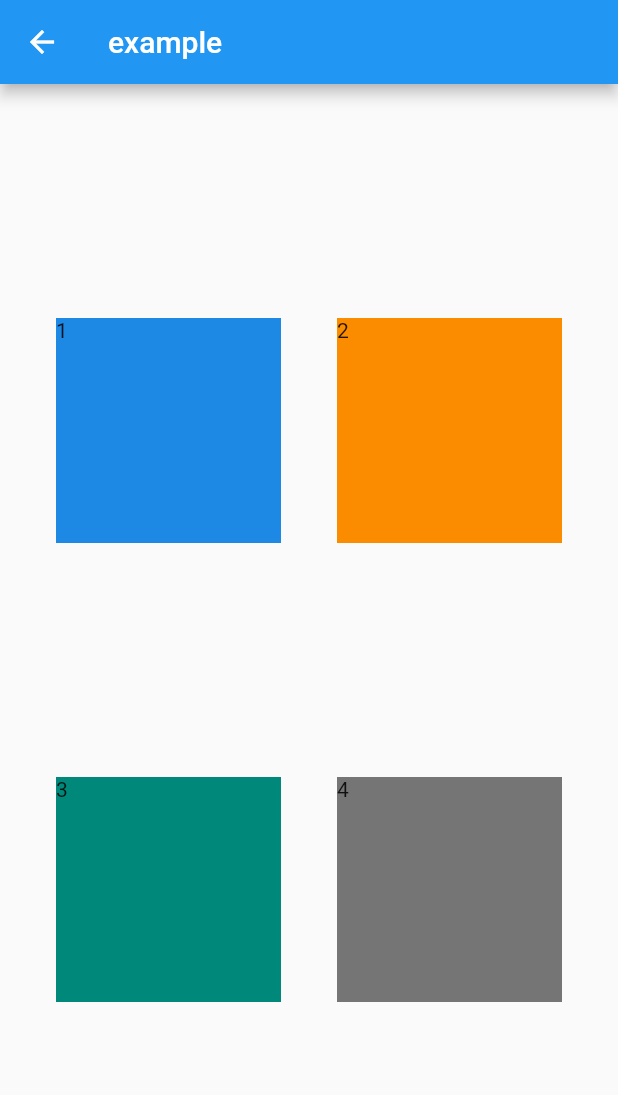
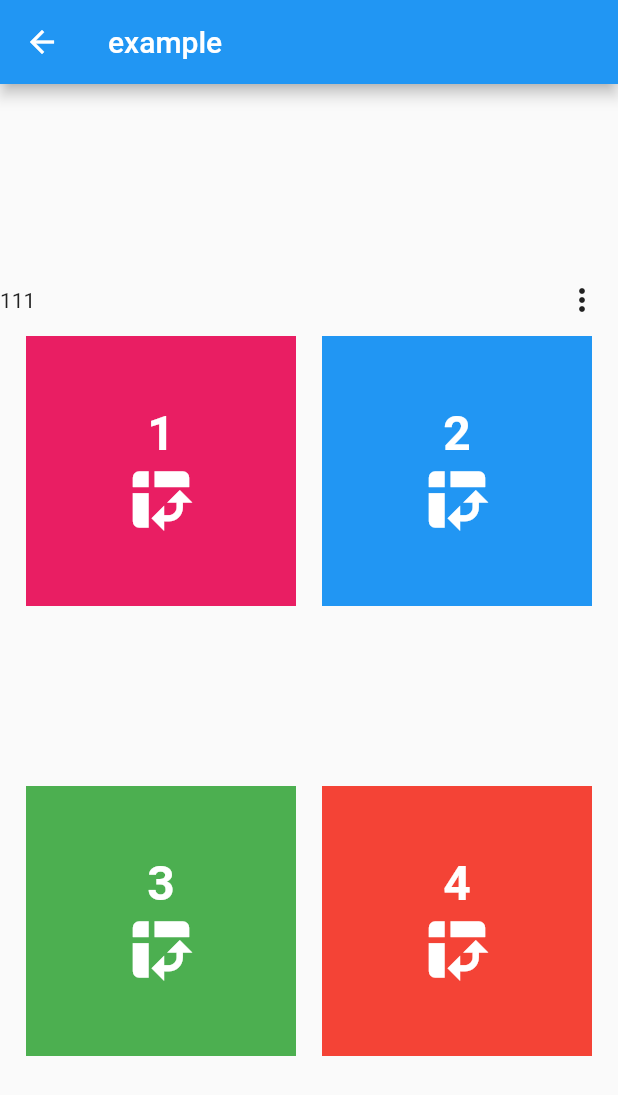
Before and after one commit to ubonwan215/flutter_application_1, a Flutter app: the Example screen opened directly, on a phone screen of 412 x 824 dp. Shown: the top 1095 px of the screen. Run offline on Flutter 3.47's test engine with Material 2 defaults, Android fonts, the phone set to English and light mode, and no system bars.

Commit message:
แก้Example

```diff
--- a/lib/screen/Example_screen.dart
+++ b/lib/screen/Example_screen.dart
@@ -19,27 +19,76 @@ class _ExampleState extends State<Example> {
           ),
           body: Center(
             child: Column(
-              mainAxisAlignment:MainAxisAlignment.spaceEvenly,
+              mainAxisAlignment: MainAxisAlignment.spaceEvenly,
               children: [
                 Container(
+
                   child: Column(
                     children: [
+                      Container(
+                        child: Row(
+                          mainAxisAlignment: MainAxisAlignment.spaceBetween,
+                          children: [
+                            Text("111"),
+                            PopupMenuButton(
+                              itemBuilder: (BuildContext context) {
+                                return [
+                                  PopupMenuItem(
+                                    child: Text("Wifi"),
+                                  ),
+                                  PopupMenuItem(
+                                    child: Text("Bluetooth"),
+                                  )
+                                ];
+                              },
+                            )
+                          ],
+                        ),
+                      ),
                       Container(
                         child: Row(
                           mainAxisAlignment: MainAxisAlignment.spaceEvenly,
                           children: [
                             Container(
-                              width: 150,
-                              height: 150,
-                              color: Colors.blue[600],
-                              child: Text("1")
-                            ),
+                                width: 180,
+                                height: 180,
+                                color: Colors.pink,
+                                child: Column(
+                                  crossAxisAlignment: CrossAxisAlignment.center,
+                                  mainAxisAlignment:MainAxisAlignment.center,
+                                  children: [
+                                    Text("1",
+                                        style: TextStyle(
+                                            color: Colors.white,
+                                            fontWeight: FontWeight.bold,
+                                            fontSize: 32.0)),
+                                    Icon(
+                                      Icons.pivot_table_chart,
+                                      color: Colors.white,
+                                      size:50,
+                                    )
+                                  ],
+                                )),
                             Container(
-                              width: 150,
-                              height: 150,
-                              color: Colors.orange[600],
-                              child: Text("2")
-                            ),
+                                width: 180,
+                                height: 180,
+                                color: Colors.blue,
+                                child: Column(
+                                  crossAxisAlignment: CrossAxisAlignment.center,
+                                  mainAxisAlignment:MainAxisAlignment.center,
+                                  children: [
+                                    Text("2",
+                                        style: TextStyle(
+                                            color: Colors.white,
+                                            fontWeight: FontWeight.bold,
+                                            fontSize: 32.0)),
+                                    Icon(
+                                      Icons.pivot_table_chart,
+                                      color: Colors.white,
+                                      size:50,
+                                    )
+                                  ],
+                                )),
                           ],
                         ),
                       ),
@@ -54,17 +103,45 @@ class _ExampleState extends State<Example> {
                           mainAxisAlignment: MainAxisAlignment.spaceEvenly,
                           children: [
                             Container(
-                              width: 150,
-                              height: 150,
-                              color: Colors.teal[600],
-                              child: Text("3")
-                            ),
+                                width: 180,
+                                height: 180,
+                                color: Colors.green,
+                                child: Column(
+                                  crossAxisAlignment: CrossAxisAlignment.center,
+                                  mainAxisAlignment:MainAxisAlignment.center,
+                                  children: [
+                                    Text("3",
+                                        style: TextStyle(
+                                            color: Colors.white,
+                                            fontWeight: FontWeight.bold,
+                                            fontSize: 32.0)),
+                                    Icon(
+                                      Icons.pivot_table_chart,
+                                      color: Colors.white,
+                                      size:50,
+                                    )
+                                  ],
+                                )),
                             Container(
-                              width: 150,
-                              height: 150,
-                              color: Colors.grey[600],
-                              child: Text("4")
-                            ),
+                                width: 180,
+                                height: 180,
+                                color: Colors.red,
+                                child: Column(
+                                  crossAxisAlignment: CrossAxisAlignment.center,
+                                  mainAxisAlignment:MainAxisAlignment.center,
+                                  children: [
+                                    Text("4",
+                                        style: TextStyle(
+                                            color: Colors.white,
+                                            fontWeight: FontWeight.bold,
+                                            fontSize: 32.0)),
+                                    Icon(
+                                      Icons.pivot_table_chart,
+                                      color: Colors.white,
+                                      size:50,
+                                    )
+                                  ],
+                                )),
                           ],
                         ),
                       ),
```
